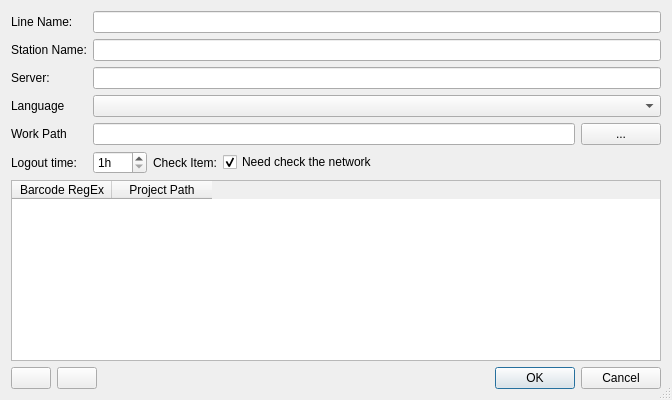
Old version of the form Src/TreeATE/syscfgdlg.ui in the repository WilliamYinwei/TreeATE.
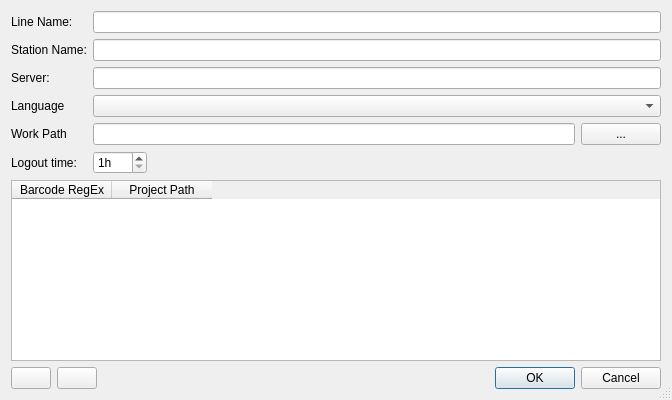
New version of the form.

Diff of the .ui file:
```diff
--- a/Src/TreeATE/syscfgdlg.ui
+++ b/Src/TreeATE/syscfgdlg.ui
@@ -129,23 +129,6 @@
          </property>
         </widget>
        </item>
-       <item>
-        <widget class="QLabel" name="label_6">
-         <property name="text">
-          <string>Check Item:</string>
-         </property>
-        </widget>
-       </item>
-       <item>
-        <widget class="QCheckBox" name="checkBox_network">
-         <property name="text">
-          <string>Need check the network</string>
-         </property>
-         <property name="checked">
-          <bool>true</bool>
-         </property>
-        </widget>
-       </item>
        <item>
         <spacer name="horizontalSpacer">
          <property name="orientation">
```
